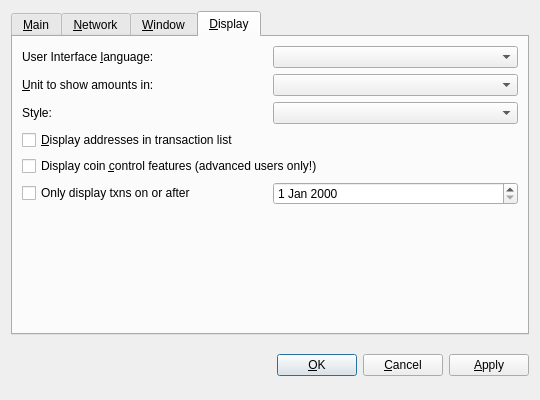
Old version of the form src/qt/forms/optionsdialog.ui in the repository gridcoin-community/Gridcoin-Research.
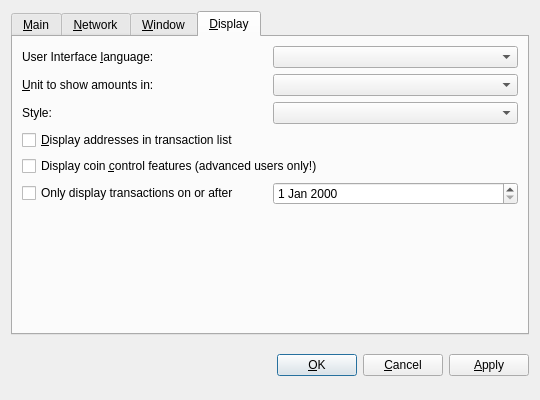
New version of the form. The open tabs and pages were chosen to show the change. Custom widgets are drawn as their Qt base class.

Commit message:
Adjust GetGeneratedType, decomposeTransaction and others
This commit adjusts GetGeneratedType and decomposeTransaction to
properly accomodate sidestake sends. It also retires the original
ListTransactions and GetAmounts, corrects ListTransactions2 and
GetAmounts2 and renames them to ListTransactions and GetAmounts
to properly accomodate sidestake send display, and also corrects
other aspects of ListTransactions and GetAmounts to correct
apparent balance mismatch between getbalance and getbalance "*" 0,
and also the output of listtransactions and gettransaction.

Patch:
```diff
--- a/src/qt/forms/optionsdialog.ui
+++ b/src/qt/forms/optionsdialog.ui
@@ -397,7 +397,7 @@
          <item>
           <widget class="QCheckBox" name="limitTxnDisplayCheckBox">
            <property name="text">
-            <string>Only display txns on or after </string>
+            <string>Only display transactions on or after </string>
            </property>
           </widget>
          </item>
```
The commit also changes 10 other files.
